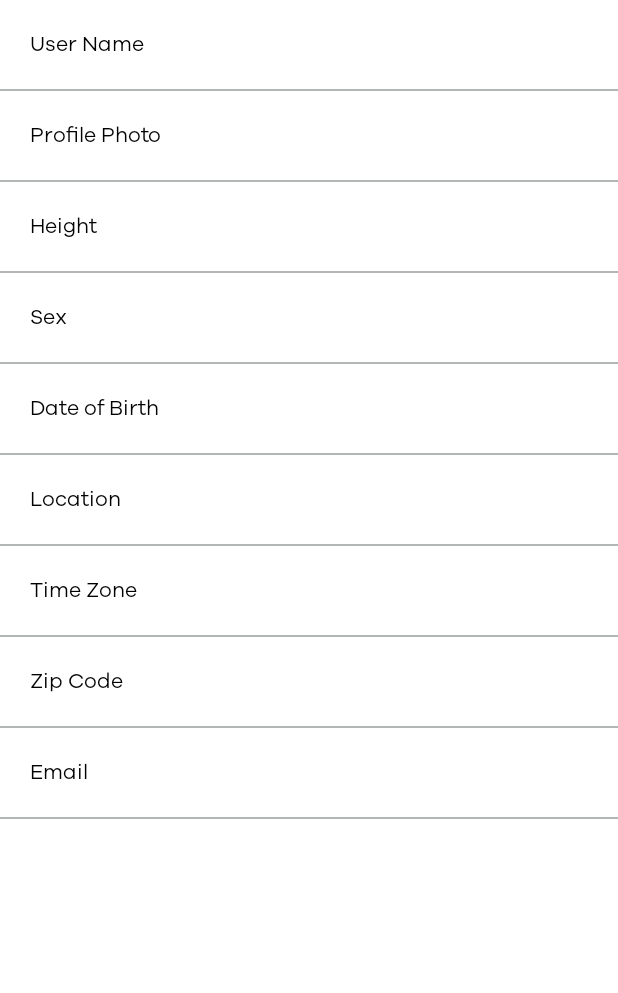
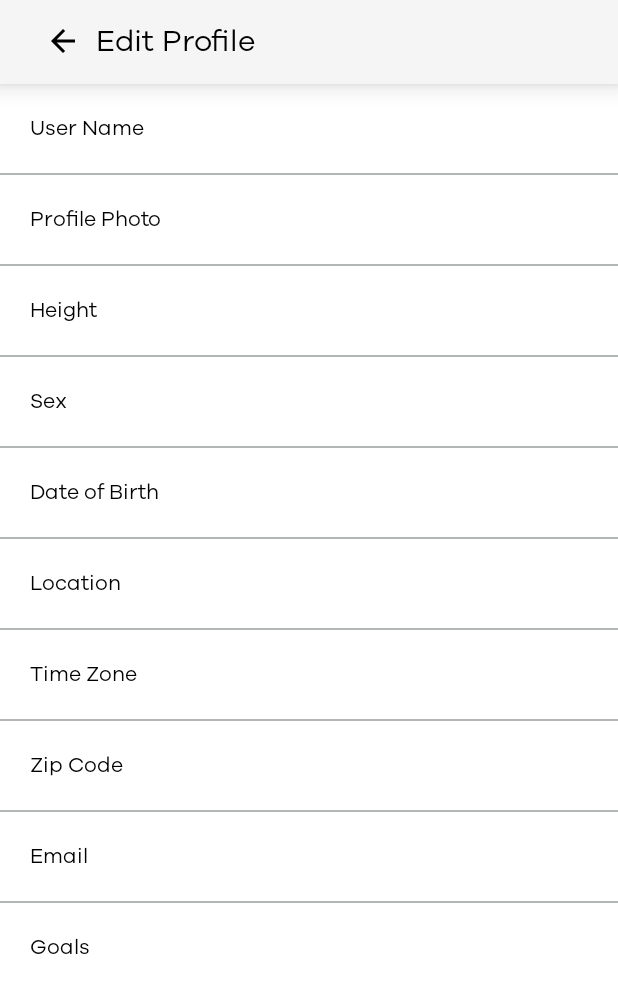
Before and after one commit to prabinkumarsahu28/MyFitnessGoal, an Android app: the layout activity_edit_profile.xml on its own in the app's theme, with its tools: preview values and no code run, on a phone screen of 412 x 824 dp. Shown: the top 993 px of the screen. Run offline under Robolectric (Android 15) with nearby library versions, the phone set to English and light mode, and no system bars.

Commit message:
edit profile done

```diff
--- a/MyFitnessGoal/app/src/main/java/com/eclair/myfitnessgoal/activities/SettingsActivity.kt
+++ b/MyFitnessGoal/app/src/main/java/com/eclair/myfitnessgoal/activities/SettingsActivity.kt
@@ -14,6 +14,11 @@ class SettingsActivity : AppCompatActivity() {
         super.onCreate(savedInstanceState)
         setContentView(R.layout.activity_settings)
 
+        tvEditProfile.setOnClickListener {
+            val intent = Intent(this, EditProfileActivity::class.java)
+            startActivity(intent)
+        }
+
         auth = FirebaseAuth.getInstance()
 
         tvLogOut.setOnClickListener {
--- a/MyFitnessGoal/app/src/main/res/layout/activity_edit_profile.xml
+++ b/MyFitnessGoal/app/src/main/res/layout/activity_edit_profile.xml
@@ -10,8 +10,32 @@
         android:layout_width="match_parent"
         android:layout_height="wrap_content">
 
+        <androidx.appcompat.widget.Toolbar
+            android:id="@+id/tbSettings"
+            android:layout_width="match_parent"
+            android:layout_height="wrap_content"
+            android:background="@color/smoke_white"
+            android:elevation="@dimen/dp_10"
+            android:minHeight="?attr/actionBarSize"
+            android:theme="?attr/actionBarTheme"
+            app:layout_constraintTop_toTopOf="parent">
+
+            <TextView
+                android:id="@+id/tvToolText"
+                android:layout_width="wrap_content"
+                android:layout_height="wrap_content"
+                android:layout_marginStart="@dimen/dp_30"
+                android:drawableLeft="@drawable/ic_baseline_arrow_back_24"
+                android:drawablePadding="@dimen/dp_10"
+                android:text="Edit Profile"
+                android:textColor="@color/black"
+                android:textSize="@dimen/sp_20" />
+
+        </androidx.appcompat.widget.Toolbar>
+
         <TextView
             android:id="@+id/tvUserName"
+            android:layout_below="@+id/tbSettings"
             android:layout_width="wrap_content"
             android:layout_height="wrap_content"
             android:layout_marginStart="@dimen/dp_20"
@@ -29,6 +53,8 @@
 
         <TextView
             android:id="@+id/tvSoubiaEdit"
+            android:textColor="#025d93"
+            android:layout_below="@+id/tbSettings"
             android:layout_width="wrap_content"
             android:layout_height="wrap_content"
             android:layout_alignParentEnd="true"
@@ -37,9 +63,9 @@
 
         <TextView
             android:id="@+id/tvProfileEdit"
-            android:layout_below="@id/vLineOneEdit"
             android:layout_width="wrap_content"
             android:layout_height="wrap_content"
+            android:layout_below="@id/vLineOneEdit"
             android:layout_marginStart="@dimen/dp_20"
             android:layout_marginTop="@dimen/dp_20"
             android:text="Profile Photo"
@@ -55,9 +81,9 @@
 
         <TextView
             android:id="@+id/tvHeightEdit"
-            android:layout_below="@id/vLineTwoEdit"
             android:layout_width="wrap_content"
             android:layout_height="wrap_content"
+            android:layout_below="@id/vLineTwoEdit"
             android:layout_marginStart="@dimen/dp_20"
             android:layout_marginTop="@dimen/dp_20"
             android:text="Height"
@@ -73,18 +99,19 @@
 
         <TextView
             android:id="@+id/tvHeightValEdit"
-            android:layout_below="@id/vLineTwoEdit"
             android:layout_width="wrap_content"
             android:layout_height="wrap_content"
+            android:layout_below="@id/vLineTwoEdit"
             android:layout_alignParentEnd="true"
-            android:layout_marginTop="@dimen/dp_20"
-            android:layout_marginEnd="@dimen/dp_40" />
+            android:layout_marginTop="20dp"
+            android:layout_marginEnd="40dp"
+            android:textColor="#025d93" />
 
         <TextView
             android:id="@+id/tvSexEdit"
-            android:layout_below="@id/vLineThreeEdit"
             android:layout_width="wrap_content"
             android:layout_height="wrap_content"
+            android:layout_below="@id/vLineThreeEdit"
             android:layout_marginStart="@dimen/dp_20"
             android:layout_marginTop="@dimen/dp_20"
             android:text="Sex"
@@ -100,18 +127,19 @@
 
         <TextView
             android:id="@+id/tvSexValEdit"
-            android:layout_below="@id/vLineThreeEdit"
+            android:textColor="#025d93"
             android:layout_width="wrap_content"
             android:layout_height="wrap_content"
+            android:layout_below="@id/vLineThreeEdit"
             android:layout_alignParentEnd="true"
             android:layout_marginTop="@dimen/dp_20"
             android:layout_marginEnd="@dimen/dp_40" />
 
         <TextView
             android:id="@+id/tvDobEdit"
-            android:layout_below="@id/vLineFourEdit"
             android:layout_width="wrap_content"
             android:layout_height="wrap_content"
+            android:layout_below="@id/vLineFourEdit"
             android:layout_marginStart="@dimen/dp_20"
             android:layout_marginTop="@dimen/dp_20"
             android:text="Date of Birth"
@@ -127,18 +155,19 @@
 
         <TextView
             android:id="@+id/tvDobValEdit"
-            android:layout_below="@id/vLineFourEdit"
+            android:textColor="#025d93"
             android:layout_width="wrap_content"
             android:layout_height="wrap_content"
+            android:layout_below="@id/vLineFourEdit"
             android:layout_alignParentEnd="true"
             android:layout_marginTop="@dimen/dp_20"
             android:layout_marginEnd="@dimen/dp_40" />
 
         <TextView
             android:id="@+id/tvLocationEdit"
-            android:layout_below="@id/vLineFiveEdit"
             android:layout_width="wrap_content"
             android:layout_height="wrap_content"
+            android:layout_below="@id/vLineFiveEdit"
             android:layout_marginStart="@dimen/dp_20"
             android:layout_marginTop="@dimen/dp_20"
             android:text="Location"
@@ -154,18 +183,19 @@
 
         <TextView
             android:id="@+id/tvLocationValEdit"
-            android:layout_below="@id/vLineFiveEdit"
+            android:textColor="#025d93"
             android:layout_width="wrap_content"
             android:layout_height="wrap_content"
+            android:layout_below="@id/vLineFiveEdit"
             android:layout_alignParentEnd="true"
             android:layout_marginTop="@dimen/dp_20"
             android:layout_marginEnd="@dimen/dp_40" />
 
         <TextView
             android:id="@+id/tvTimeEdit"
-            android:layout_below="@id/vLineSixEdit"
             android:layout_width="wrap_content"
             android:layout_height="wrap_content"
+            android:layout_below="@id/vLineSixEdit"
             android:layout_marginStart="@dimen/dp_20"
             android:layout_marginTop="@dimen/dp_20"
             android:text="Time Zone"
@@ -181,18 +211,19 @@
 
         <TextView
             android:id="@+id/tvTimeValEdit"
-            android:layout_below="@id/vLineSixEdit"
+            android:textColor="#025d93"
             android:layout_width="wrap_content"
             android:layout_height="wrap_content"
+            android:layout_below="@id/vLineSixEdit"
             android:layout_alignParentEnd="true"
             android:layout_marginTop="@dimen/dp_20"
             android:layout_marginEnd="@dimen/dp_40" />
 
         <TextView
             android:id="@+id/tvZipEdit"
-            android:layout_below="@id/vLineSevenEdit"
             android:layout_width="wrap_content"
             android:layout_height="wrap_content"
+            android:layout_below="@id/vLineSevenEdit"
             android:layout_marginStart="@dimen/dp_20"
             android:layout_marginTop="@dimen/dp_20"
             android:text="Zip Code"
@@ -208,18 +239,19 @@
 
         <TextView
             android:id="@+id/tvZipValEdit"
-            android:layout_below="@id/vLineSevenEdit"
+            android:textColor="#025d93"
             android:layout_width="wrap_content"
             android:layout_height="wrap_content"
+            android:layout_below="@id/vLineSevenEdit"
             android:layout_alignParentEnd="true"
             android:layout_marginTop="@dimen/dp_20"
             android:layout_marginEnd="@dimen/dp_40" />
 
         <TextView
             android:id="@+id/tvEmailEdit"
-            android:layout_below="@id/vLineEightEdit"
             android:layout_width="wrap_content"
             android:layout_height="wrap_content"
+            android:layout_below="@id/vLineEightEdit"
             android:layout_marginStart="@dimen/dp_20"
             android:layout_marginTop="@dimen/dp_20"
             android:text="Email"
@@ -235,12 +267,33 @@
 
         <TextView
             android:id="@+id/tvEmailValEdit"
-            android:layout_below="@id/vLineEightEdit"
+            android:textColor="#025d93"
             android:layout_width="wrap_content"
             android:layout_height="wrap_content"
+            android:layout_below="@id/vLineEightEdit"
             android:layout_alignParentEnd="true"
             android:layout_marginTop="@dimen/dp_20"
             android:layout_marginEnd="@dimen/dp_40" />
+
+        <TextView
+            android:id="@+id/tvGoalsEdit"
+            android:layout_width="wrap_content"
+            android:layout_height="wrap_content"
+            android:layout_below="@id/vLineNineEdit"
+            android:layout_marginStart="@dimen/dp_20"
+            android:layout_marginTop="@dimen/dp_20"
+            android:text="Goals"
+            android:textColor="@color/black" />
+
+        <TextView
+            android:id="@+id/tvGoalsValEdit"
+            android:layout_width="wrap_content"
+            android:layout_height="wrap_content"
+            android:layout_below="@id/tvGoalsEdit"
+            android:layout_marginStart="@dimen/dp_20"
+            android:layout_marginTop="@dimen/dp_10" />
+
+
 
 
     </RelativeLayout>
--- a/MyFitnessGoal/app/src/main/res/layout/fragment_you.xml
+++ b/MyFitnessGoal/app/src/main/res/layout/fragment_you.xml
@@ -82,4 +82,6 @@
 
     </RadioGroup>
 
+
+
 </LinearLayout>
```
Also changed, not shown: MyFitnessGoal/app/src/main/java/com/eclair/myfitnessgoal/activities/EditProfileActivity.kt (+28 -0 lines), MyFitnessGoal/app/src/main/java/com/eclair/myfitnessgoal/roomdb/FoodRepo.kt (+16 -0 lines), MyFitnessGoal/app/src/main/java/com/eclair/myfitnessgoal/roomdb/FoodViewModel.kt (+24 -5 lines), MyFitnessGoal/app/src/main/java/com/eclair/myfitnessgoal/roomdb/UserDao.kt (+12 -0 lines).
